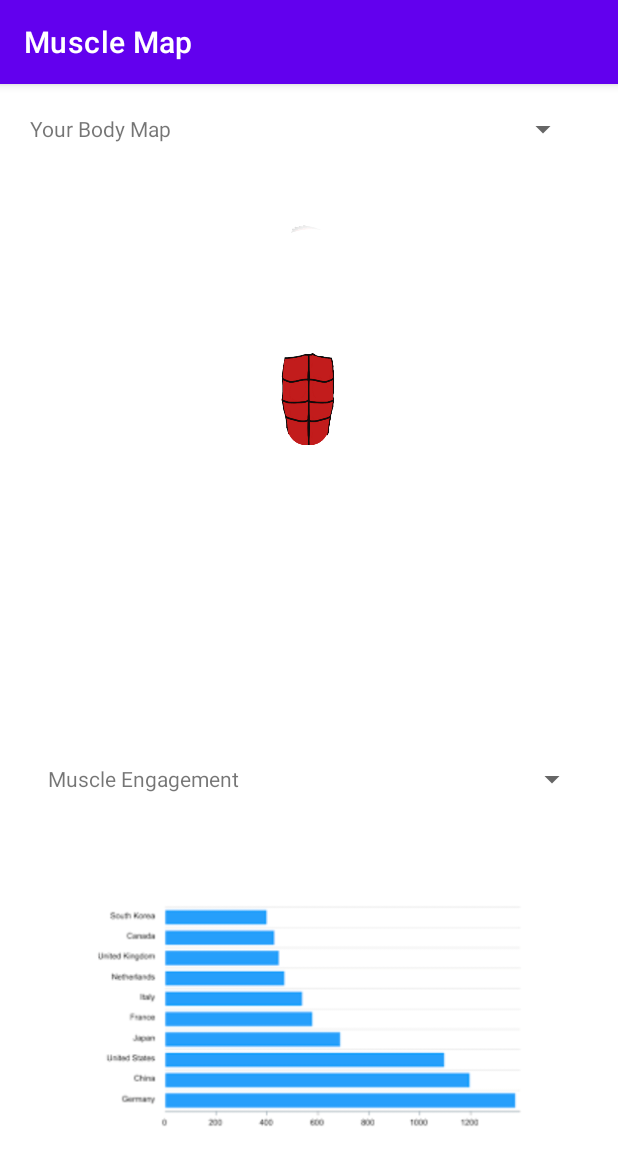
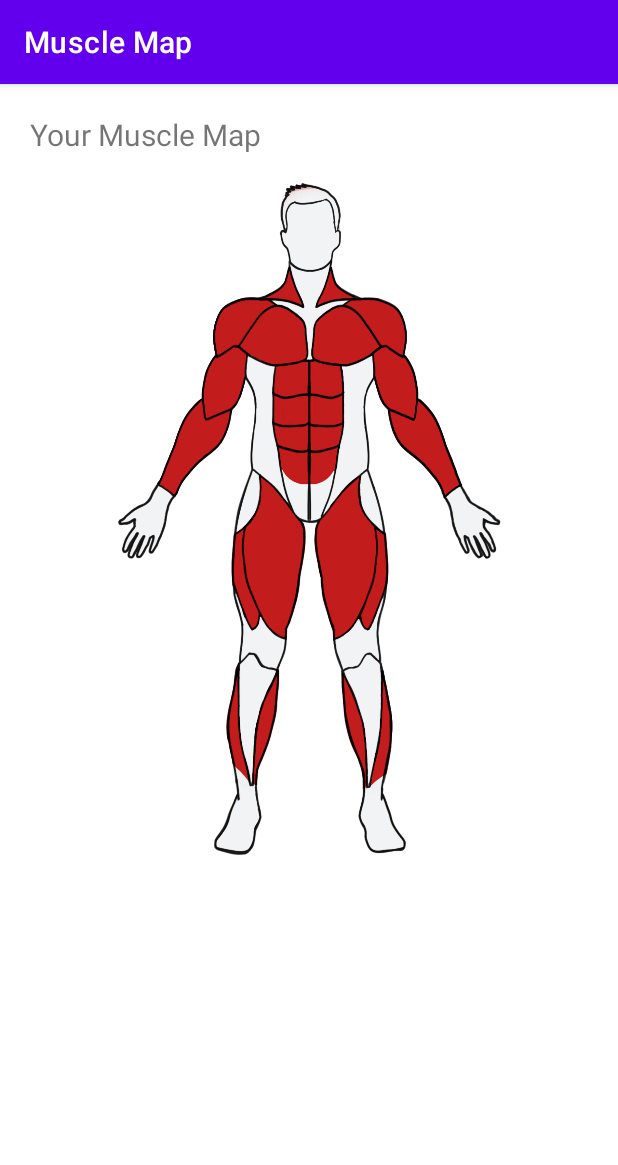
Before and after one commit to dimavrem22/Muscle-Map-Android-App, an Android app: the fragment ExerciseAnalysisFragment shown on its own in the app's theme, on a phone screen of 412 x 824 dp. Shown: the top 1165 px of the screen. Run offline under Robolectric (Android 15) with nearby library versions, the phone set to English and light mode, and no system bars.

Commit message:
starting exercise analysis

```diff
--- a/app/src/main/java/com/example/cs4520project/WorkoutListAdapter.java
+++ b/app/src/main/java/com/example/cs4520project/WorkoutListAdapter.java
@@ -41,7 +41,7 @@ public class WorkoutListAdapter extends RecyclerView.Adapter<WorkoutListAdapter.
 
         StringBuilder exercises = new StringBuilder();
         for (Exercise e : workouts.get(position).getExercises()) {
-            exercises.append(e.name()).append("\n");
+            exercises.append(e.getDisplayName()).append("\n");
         }
 
         holder.getExercisesText().setText(exercises.substring(0, exercises.length() - 1));
--- a/app/src/main/res/layout/fragment_exercise_analysis.xml
+++ b/app/src/main/res/layout/fragment_exercise_analysis.xml
@@ -7,66 +7,108 @@
     android:layout_height="match_parent"
     tools:context=".ExerciseAnalysisFragment">
 
-    <ImageView
-        android:id="@+id/imageView2"
-        android:layout_width="390dp"
-        android:layout_height="333dp"
-        android:layout_marginTop="48dp"
-        app:layout_constraintEnd_toEndOf="parent"
-        app:layout_constraintHorizontal_bias="0.476"
-        app:layout_constraintStart_toStartOf="parent"
-        app:layout_constraintTop_toBottomOf="@+id/spinner"
-        app:srcCompat="@drawable/abs_front" />
-
     <TextView
         android:id="@+id/textView4"
-        android:layout_width="112dp"
-        android:layout_height="22dp"
+        android:layout_width="193dp"
+        android:layout_height="25dp"
         android:layout_marginStart="20dp"
         android:layout_marginTop="20dp"
-        android:text="Your Body Map"
+        android:text="Your Muscle Map"
+        android:textSize="20dp"
         app:layout_constraintStart_toStartOf="parent"
         app:layout_constraintTop_toTopOf="parent" />
 
-    <TextView
-        android:id="@+id/textView5"
-        android:layout_width="142dp"
-        android:layout_height="19dp"
-        android:layout_marginStart="32dp"
-        android:layout_marginTop="30dp"
-        android:text="Muscle Engagement"
+    <ImageView
+        android:id="@+id/frontViewImage"
+        android:layout_width="wrap_content"
+        android:layout_height="456dp"
+        android:layout_marginTop="15dp"
+        android:src="@drawable/front_view"
+        app:layout_constraintEnd_toEndOf="parent"
         app:layout_constraintStart_toStartOf="parent"
-        app:layout_constraintTop_toBottomOf="@+id/imageView2" />
+        app:layout_constraintTop_toBottomOf="@+id/textView4" />
 
-    <Spinner
-        android:id="@+id/spinner"
-        android:layout_width="197dp"
-        android:layout_height="24dp"
-        android:layout_marginStart="30dp"
-        android:contextClickable="true"
-        app:layout_constraintBottom_toBottomOf="@+id/textView4"
-        app:layout_constraintEnd_toEndOf="parent"
-        app:layout_constraintStart_toEndOf="@+id/textView4"
-        app:layout_constraintTop_toTopOf="@+id/textView4"
-        app:layout_constraintVertical_bias="1.0" />
-
-    <Spinner
-        android:id="@+id/spinner2"
-        android:layout_width="197dp"
-        android:layout_height="24dp"
-        android:contextClickable="true"
-        app:layout_constraintBottom_toBottomOf="@+id/textView5"
-        app:layout_constraintEnd_toEndOf="parent"
-        app:layout_constraintStart_toEndOf="@+id/textView5"
-        app:layout_constraintTop_toTopOf="@+id/textView5" />
 
     <ImageView
-        android:id="@+id/imageView3"
-        android:layout_width="369dp"
-        android:layout_height="170dp"
-        android:src="@drawable/sample_bargraph"
-        app:layout_constraintBottom_toBottomOf="parent"
+        android:id="@+id/bicepsFrontImage"
+        android:layout_width="wrap_content"
+        android:layout_height="456dp"
+        android:layout_marginTop="15dp"
+        android:src="@drawable/biceps_front"
         app:layout_constraintEnd_toEndOf="parent"
         app:layout_constraintStart_toStartOf="parent"
-        app:layout_constraintTop_toBottomOf="@+id/textView5" />
+        app:layout_constraintTop_toBottomOf="@+id/textView4" />
+
+    <ImageView
+        android:id="@+id/absFrontImage"
+        android:layout_width="wrap_content"
+        android:layout_height="456dp"
+        android:layout_marginTop="15dp"
+        android:src="@drawable/abs_front"
+        app:layout_constraintEnd_toEndOf="parent"
+        app:layout_constraintStart_toStartOf="parent"
+        app:layout_constraintTop_toBottomOf="@+id/textView4" />
+
+    <ImageView
+        android:id="@+id/trapsFrontImage"
+        android:layout_width="wrap_content"
+        android:layout_height="456dp"
+        android:layout_marginTop="15dp"
+        android:src="@drawable/traps_front"
+        app:layout_constraintEnd_toEndOf="parent"
+        app:layout_constraintStart_toStartOf="parent"
+        app:layout_constraintTop_toBottomOf="@+id/textView4" />
+
+
+    <ImageView
+        android:id="@+id/pecsFrontImage"
+        android:layout_width="wrap_content"
+        android:layout_height="456dp"
+        android:layout_marginTop="15dp"
+        android:src="@drawable/peck_front"
+        app:layout_constraintEnd_toEndOf="parent"
+        app:layout_constraintStart_toStartOf="parent"
+        app:layout_constraintTop_toBottomOf="@+id/textView4" />
+
+    <ImageView
+        android:id="@+id/calvesFrontImage"
+        android:layout_width="wrap_content"
+        android:layout_height="456dp"
+        android:layout_marginTop="15dp"
+        android:src="@drawable/calves_front"
+        app:layout_constraintEnd_toEndOf="parent"
+        app:layout_constraintStart_toStartOf="parent"
+        app:layout_constraintTop_toBottomOf="@+id/textView4" />
+
+
+    <ImageView
+        android:id="@+id/quadsFrontImage"
+        android:layout_width="wrap_content"
+        android:layout_height="456dp"
+        android:layout_marginTop="15dp"
+        android:src="@drawable/quads_front"
+        app:layout_constraintEnd_toEndOf="parent"
+        app:layout_constraintStart_toStartOf="parent"
+        app:layout_constraintTop_toBottomOf="@+id/textView4" />
+
+    <ImageView
+        android:id="@+id/forearmsFrontImage"
+        android:layout_width="wrap_content"
+        android:layout_height="456dp"
+        android:layout_marginTop="15dp"
+        android:src="@drawable/forearems_front"
+        app:layout_constraintEnd_toEndOf="parent"
+        app:layout_constraintStart_toStartOf="parent"
+        app:layout_constraintTop_toBottomOf="@+id/textView4" />
+
+    <ImageView
+        android:id="@+id/shouldersFrontImage"
+        android:layout_width="wrap_content"
+        android:layout_height="456dp"
+        android:layout_marginTop="15dp"
+        android:src="@drawable/shoulders_front"
+        app:layout_constraintEnd_toEndOf="parent"
+        app:layout_constraintStart_toStartOf="parent"
+        app:layout_constraintTop_toBottomOf="@+id/textView4" />
+
 </androidx.constraintlayout.widget.ConstraintLayout>
```
Also changed, not shown: app/src/main/res/drawable-v24/back_outline.png (added), app/src/main/res/drawable-v24/flip.webp (added), app/src/main/res/drawable-v24/front_outline.png (added).
